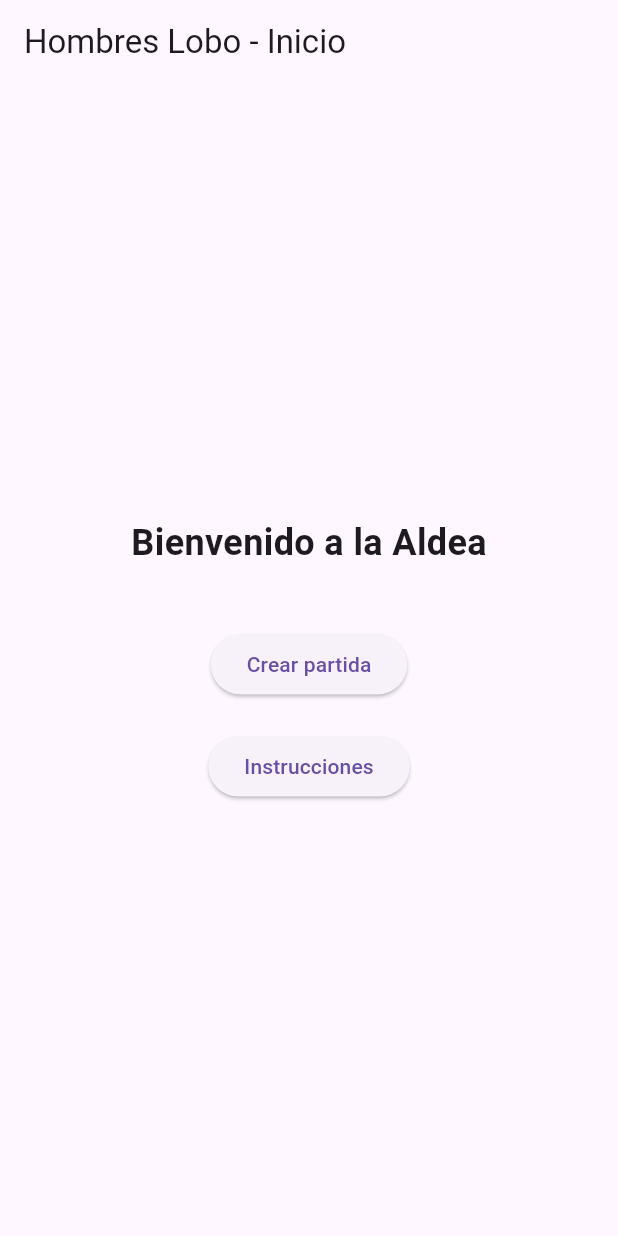
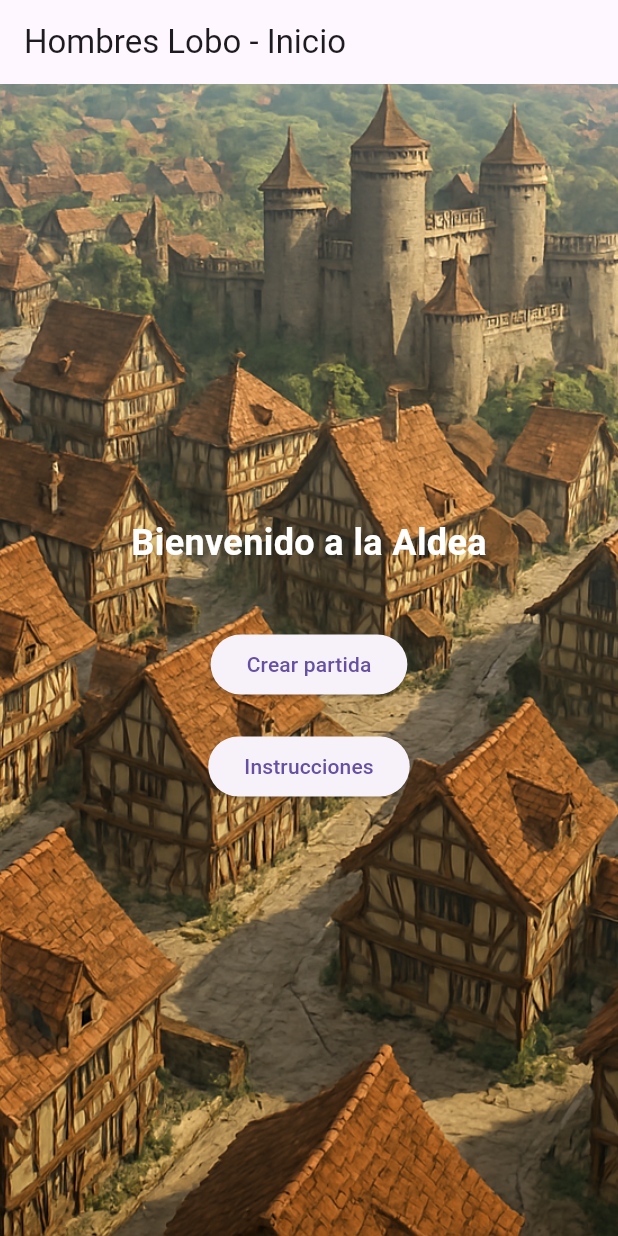
Before and after one commit to Dranias/mesa-lobos, a Flutter app: the screen it shows after launch, on a phone screen of 412 x 824 dp. Run offline on Flutter 3.47's test engine with Material 3 defaults, Android fonts, the phone set to English and light mode, and no system bars.

Commit message:
Se agregan backgrounds nuevos, se elimina una imagen obsoleta y se actualizan los íconos de los roles en la mesa de jugadores.

```diff
--- a/lib/screens/inicio.dart
+++ b/lib/screens/inicio.dart
@@ -9,13 +9,24 @@ class InicioScreen extends StatelessWidget {
   Widget build(BuildContext context) {
     return Scaffold(
       appBar: AppBar(title: const Text('Hombres Lobo - Inicio')),
-      body: Center(
+      body: Container(
+        decoration: const BoxDecoration(
+          image: DecorationImage(
+            image: AssetImage('assets/backgrounds/tittle.png'), // 👈 tu imagen de fondo
+            fit: BoxFit.cover, // ajusta la imagen al tamaño de la pantalla
+          ),
+        ),
+        child: Center(
           child: Column(
             mainAxisAlignment: MainAxisAlignment.center,
             children: [
               const Text(
                 'Bienvenido a la Aldea',
-              style: TextStyle(fontSize: 24, fontWeight: FontWeight.bold),
+                style: TextStyle(
+                  fontSize: 24,
+                  fontWeight: FontWeight.bold,
+                  color: Colors.white, // 👈 texto en blanco para que contraste
+                ),
               ),
               const SizedBox(height: 40),
               ElevatedButton(
@@ -44,6 +55,7 @@ class InicioScreen extends StatelessWidget {
             ],
           ),
         ),
+      ),
     );
   }
 }
--- a/pubspec.yaml
+++ b/pubspec.yaml
@@ -22,3 +22,4 @@ flutter:
 
   assets:
     - assets/roles/
+    - assets/backgrounds/
```
Also changed, not shown: lib/screens/mesa_screen.dart (+17 -3 lines), assets/backgrounds/plaza_principal.png (added), assets/backgrounds/tittle.png (added), assets/castillo.jpg (deleted). Lines whose indentation alone changed are shown as unchanged.
